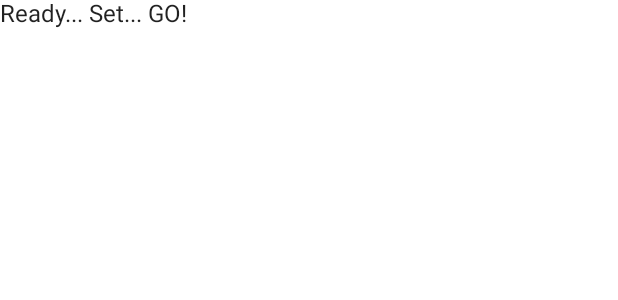
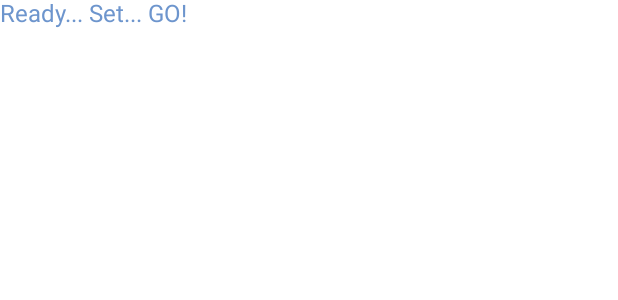
Before and after one commit to melomg/android-dev-challenge-countdown-timer, an Android app built with Jetpack Compose: the @Preview function LightPreview, on a phone screen of 412 x 824 dp. Shown: the top 300 px of the screen. Run offline under Robolectric (Android 15) with nearby library versions, the phone set to English and light mode, and no system bars.

Commit message:
Change theming colors

```diff
--- a/app/src/main/res/values-night/themes.xml
+++ b/app/src/main/res/values-night/themes.xml
@@ -12,8 +12,8 @@
     <!-- Base application theme. -->
     <style name="Theme.AndroidDevChallenge" parent="Theme.MaterialComponents.DayNight.DarkActionBar">
         <!-- Primary brand color. -->
-        <item name="colorPrimary">@color/purple_200</item>
-        <item name="colorPrimaryVariant">@color/purple_700</item>
+        <item name="colorPrimary">@color/blue_200</item>
+        <item name="colorPrimaryVariant">@color/blue_700</item>
         <item name="colorOnPrimary">@color/black</item>
         <!-- Secondary brand color. -->
         <item name="colorSecondary">@color/teal_200</item>
--- a/app/src/main/res/values/colors.xml
+++ b/app/src/main/res/values/colors.xml
@@ -1,5 +1,4 @@
-<?xml version="1.0" encoding="utf-8"?>
-<!--
+<?xml version="1.0" encoding="utf-8"?><!--
   Copyright 2020 The Android Open Source Project
   Licensed under the Apache License, Version 2.0 (the "License"); you may not use this file except
   in compliance with the License. You may obtain a copy of the License at
@@ -10,11 +9,11 @@
   the License.
   -->
 <resources>
-    <color name="purple_200">#FFBB86FC</color>
-    <color name="purple_500">#FF6200EE</color>
-    <color name="purple_700">#FF3700B3</color>
-    <color name="teal_200">#FF03DAC5</color>
-    <color name="teal_700">#FF018786</color>
+    <color name="blue_200">#FF8AB4F8</color>
+    <color name="blue_500">#FF5785C5</color>
+    <color name="blue_700">#FF000051</color>
+    <color name="teal_200">#FFF8CE8a</color>
+    <color name="teal_700">#FFEC8216</color>
     <color name="black">#FF000000</color>
     <color name="white">#FFFFFFFF</color>
 </resources>
--- a/app/src/main/res/values/themes.xml
+++ b/app/src/main/res/values/themes.xml
@@ -12,8 +12,8 @@
     <!-- Base application theme. -->
     <style name="Theme.AndroidDevChallenge" parent="Theme.MaterialComponents.DayNight.DarkActionBar">
         <!-- Primary brand color. -->
-        <item name="colorPrimary">@color/purple_500</item>
-        <item name="colorPrimaryVariant">@color/purple_700</item>
+        <item name="colorPrimary">@color/blue_500</item>
+        <item name="colorPrimaryVariant">@color/blue_700</item>
         <item name="colorOnPrimary">@color/white</item>
         <!-- Secondary brand color. -->
         <item name="colorSecondary">@color/teal_200</item>
```
Also changed, not shown: app/src/main/java/com/example/androiddevchallenge/ui/theme/Color.kt (+4 -4 lines), app/src/main/java/com/example/androiddevchallenge/ui/theme/Theme.kt (+10 -14 lines).
